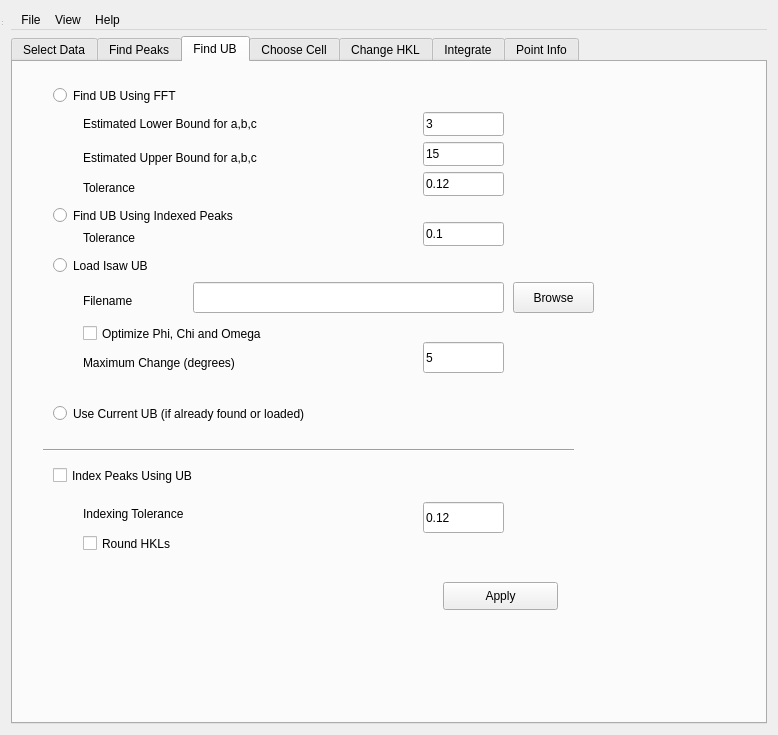
Before: the Qt Designer form Code/Mantid/MantidQt/CustomInterfaces/inc/MantidQtCustomInterfaces/MantidEV.ui in mantidproject/mantid, drawn with Qt 5.
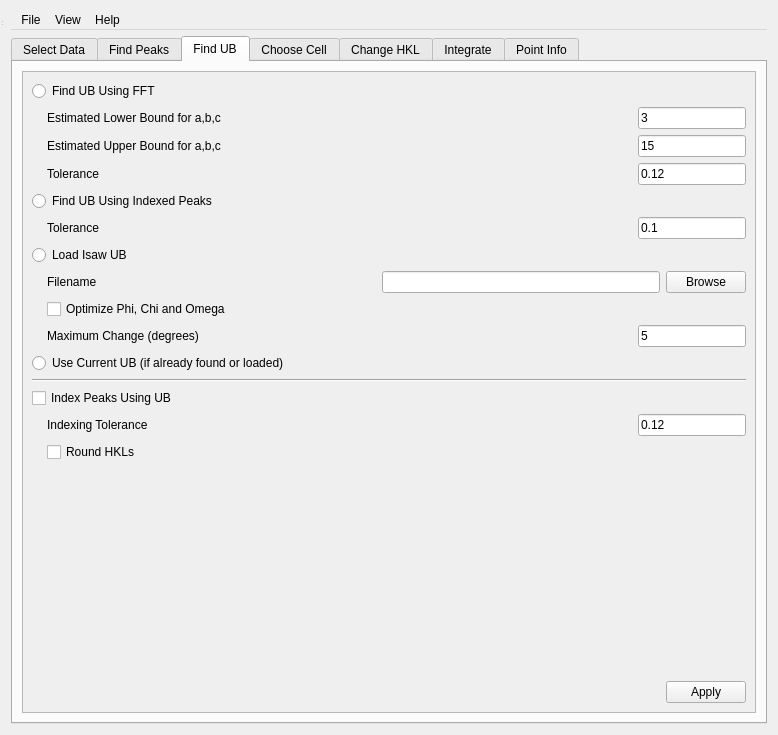
After: the same form once the commit is applied. The open tabs and pages were chosen to show the change.

Commit message: Re #7989. Fixed up the layout of the Find UB tab.

Diff of the .ui file:
```diff
--- a/Code/Mantid/MantidQt/CustomInterfaces/inc/MantidQtCustomInterfaces/MantidEV.ui
+++ b/Code/Mantid/MantidQt/CustomInterfaces/inc/MantidQtCustomInterfaces/MantidEV.ui
@@ -958,15 +958,24 @@
       <attribute name="title">
        <string>Find UB</string>
       </attribute>
+      <layout class="QVBoxLayout" name="verticalLayout_11">
+       <item>
+        <widget class="QScrollArea" name="scrollArea_2">
+         <property name="widgetResizable">
+          <bool>true</bool>
+         </property>
+         <widget class="QWidget" name="scrollAreaWidgetContents_4">
+          <property name="geometry">
+           <rect>
+            <x>0</x>
+            <y>0</y>
+            <width>736</width>
+            <height>631</height>
+           </rect>
+          </property>
+          <layout class="QVBoxLayout" name="verticalLayout_12">
+           <item>
       <widget class="QRadioButton" name="FindUBUsingFFT_rbtn">
-       <property name="geometry">
-        <rect>
-         <x>40</x>
-         <y>20</y>
-         <width>331</width>
-         <height>27</height>
-        </rect>
-       </property>
        <property name="toolTip">
         <string>Find a UB matrix using the&lt;br&gt; FindUBUsingFFT algorithm.  This will produce a UB matrix corresponding to the Niggli reduced cell for the lattice.</string>
        </property>
@@ -974,107 +983,52 @@
         <string>Find UB Using FFT</string>
        </property>
       </widget>
-      <widget class="QRadioButton" name="FindUBUsingIndexedPeaks_rbtn">
-       <property name="geometry">
-        <rect>
-         <x>40</x>
-         <y>140</y>
-         <width>431</width>
-         <height>27</height>
-        </rect>
-       </property>
-       <property name="toolTip">
-        <string>Find the UB matrix using the FindUBUsingIndexedPeaks algorithm.  Specifically, if the&lt;br&gt; peaks in the peaks workspace have already been indexed, find the UB matrix that corresponds to that indexing.</string>
-       </property>
-       <property name="text">
-        <string>Find UB Using Indexed Peaks</string>
-       </property>
-      </widget>
-      <widget class="QRadioButton" name="LoadISAWUB_rbtn">
-       <property name="geometry">
-        <rect>
-         <x>40</x>
-         <y>190</y>
-         <width>271</width>
-         <height>27</height>
-        </rect>
-       </property>
-       <property name="toolTip">
-        <string>Load the UB matrix from a file.</string>
-       </property>
-       <property name="text">
-        <string>Load Isaw UB</string>
-       </property>
-      </widget>
-      <widget class="QPushButton" name="SelectUBFile_btn">
-       <property name="geometry">
-        <rect>
-         <x>500</x>
-         <y>220</y>
-         <width>81</width>
-         <height>31</height>
-        </rect>
-       </property>
-       <property name="toolTip">
-        <string>Browse for the file with the UB matrix.</string>
-       </property>
-       <property name="text">
-        <string>Browse</string>
-       </property>
-      </widget>
-      <widget class="QCheckBox" name="IndexPeaks_ckbx">
-       <property name="geometry">
-        <rect>
-         <x>40</x>
-         <y>400</y>
-         <width>311</width>
-         <height>27</height>
-        </rect>
-       </property>
-       <property name="toolTip">
-        <string>After obtaining the UB&lt;br&gt; matrix, index the peaks using that UB.</string>
-       </property>
-       <property name="text">
-        <string>Index Peaks Using UB</string>
-       </property>
-      </widget>
-      <widget class="QPushButton" name="ApplyFindUB_btn">
-       <property name="geometry">
-        <rect>
-         <x>430</x>
-         <y>520</y>
-         <width>115</width>
-         <height>28</height>
-        </rect>
-       </property>
-       <property name="toolTip">
-        <string>Proceed to actually get the&lt;br&gt; UB matrix and (optionally) index the peaks.</string>
-       </property>
-       <property name="text">
-        <string>Apply</string>
-       </property>
-      </widget>
+           </item>
+           <item>
+            <layout class="QHBoxLayout" name="horizontalLayout_20">
+             <item>
+              <spacer name="horizontalSpacer_28">
+               <property name="orientation">
+                <enum>Qt::Horizontal</enum>
+               </property>
+               <property name="sizeType">
+                <enum>QSizePolicy::Fixed</enum>
+               </property>
+               <property name="sizeHint" stdset="0">
+                <size>
+                 <width>15</width>
+                 <height>0</height>
+                </size>
+               </property>
+              </spacer>
+             </item>
+             <item>
       <widget class="QLabel" name="MinD_lbl">
-       <property name="geometry">
-        <rect>
-         <x>70</x>
-         <y>50</y>
-         <width>331</width>
-         <height>24</height>
-        </rect>
-       </property>
        <property name="text">
         <string>Estimated Lower Bound for a,b,c</string>
        </property>
       </widget>
+             </item>
+             <item>
+              <spacer name="horizontalSpacer_29">
+               <property name="orientation">
+                <enum>Qt::Horizontal</enum>
+               </property>
+               <property name="sizeHint" stdset="0">
+                <size>
+                 <width>40</width>
+                 <height>20</height>
+                </size>
+               </property>
+              </spacer>
+             </item>
+             <item>
       <widget class="QLineEdit" name="MinD_ledt">
-       <property name="geometry">
-        <rect>
-         <x>410</x>
-         <y>50</y>
-         <width>81</width>
-         <height>24</height>
-        </rect>
+               <property name="sizePolicy">
+                <sizepolicy hsizetype="Fixed" vsizetype="Fixed">
+                 <horstretch>0</horstretch>
+                 <verstretch>0</verstretch>
+                </sizepolicy>
        </property>
        <property name="toolTip">
         <string>Set this to a value that is&lt;br&gt; about 50%-90% of the shortest real space edge length, in Angstroms.</string>
@@ -1083,43 +1037,110 @@
         <string>3</string>
        </property>
       </widget>
-      <widget class="QLineEdit" name="MaxD_ledt">
-       <property name="geometry">
-        <rect>
-         <x>410</x>
-         <y>80</y>
-         <width>81</width>
-         <height>24</height>
-        </rect>
-       </property>
-       <property name="toolTip">
-        <string>Set this to a value that is&lt;br&gt; about 110%-150% of the longest real space edge length, in Angstroms.</string>
-       </property>
-       <property name="text">
-        <string>15</string>
-       </property>
-      </widget>
+             </item>
+            </layout>
+           </item>
+           <item>
+            <layout class="QHBoxLayout" name="horizontalLayout_21">
+             <item>
+              <spacer name="horizontalSpacer_27">
+               <property name="orientation">
+                <enum>Qt::Horizontal</enum>
+               </property>
+               <property name="sizeType">
+                <enum>QSizePolicy::Fixed</enum>
+               </property>
+               <property name="sizeHint" stdset="0">
+                <size>
+                 <width>15</width>
+                 <height>0</height>
+                </size>
+               </property>
+              </spacer>
+             </item>
+             <item>
       <widget class="QLabel" name="MaxD_lbl">
-       <property name="geometry">
-        <rect>
-         <x>70</x>
-         <y>80</y>
-         <width>331</width>
-         <height>31</height>
-        </rect>
-       </property>
        <property name="text">
         <string>Estimated Upper Bound for a,b,c</string>
        </property>
       </widget>
+             </item>
+             <item>
+              <spacer name="horizontalSpacer_30">
+               <property name="orientation">
+                <enum>Qt::Horizontal</enum>
+               </property>
+               <property name="sizeHint" stdset="0">
+                <size>
+                 <width>40</width>
+                 <height>20</height>
+                </size>
+               </property>
+              </spacer>
+             </item>
+             <item>
+              <widget class="QLineEdit" name="MaxD_ledt">
+               <property name="sizePolicy">
+                <sizepolicy hsizetype="Fixed" vsizetype="Fixed">
+                 <horstretch>0</horstretch>
+                 <verstretch>0</verstretch>
+                </sizepolicy>
+               </property>
+               <property name="toolTip">
+                <string>Set this to a value that is&lt;br&gt; about 110%-150% of the longest real space edge length, in Angstroms.</string>
+               </property>
+               <property name="text">
+                <string>15</string>
+               </property>
+              </widget>
+             </item>
+            </layout>
+           </item>
+           <item>
+            <layout class="QHBoxLayout" name="horizontalLayout_22">
+             <item>
+              <spacer name="horizontalSpacer_26">
+               <property name="orientation">
+                <enum>Qt::Horizontal</enum>
+               </property>
+               <property name="sizeType">
+                <enum>QSizePolicy::Fixed</enum>
+               </property>
+               <property name="sizeHint" stdset="0">
+                <size>
+                 <width>15</width>
+                 <height>0</height>
+                </size>
+               </property>
+              </spacer>
+             </item>
+             <item>
+              <widget class="QLabel" name="FFTTolerance_lbl">
+               <property name="text">
+                <string>Tolerance</string>
+               </property>
+              </widget>
+             </item>
+             <item>
+              <spacer name="horizontalSpacer_31">
+               <property name="orientation">
+                <enum>Qt::Horizontal</enum>
+               </property>
+               <property name="sizeHint" stdset="0">
+                <size>
+                 <width>40</width>
+                 <height>20</height>
+                </size>
+               </property>
+              </spacer>
+             </item>
+             <item>
       <widget class="QLineEdit" name="FFTTolerance_ledt">
-       <property name="geometry">
-        <rect>
-         <x>410</x>
-         <y>110</y>
-         <width>81</width>
-         <height>24</height>
-        </rect>
+               <property name="sizePolicy">
+                <sizepolicy hsizetype="Fixed" vsizetype="Fixed">
+                 <horstretch>0</horstretch>
+                 <verstretch>0</verstretch>
+                </sizepolicy>
        </property>
        <property name="toolTip">
         <string>Maximum distance of h,k or l from integer values to&lt;br&gt; consider a peak to be indexed.</string>
@@ -1128,14 +1149,64 @@
         <string>0.12</string>
        </property>
       </widget>
+             </item>
+            </layout>
+           </item>
+           <item>
+            <widget class="QRadioButton" name="FindUBUsingIndexedPeaks_rbtn">
+             <property name="toolTip">
+              <string>Find the UB matrix using the FindUBUsingIndexedPeaks algorithm.  Specifically, if the&lt;br&gt; peaks in the peaks workspace have already been indexed, find the UB matrix that corresponds to that indexing.</string>
+             </property>
+             <property name="text">
+              <string>Find UB Using Indexed Peaks</string>
+             </property>
+            </widget>
+           </item>
+           <item>
+            <layout class="QHBoxLayout" name="horizontalLayout_23">
+             <item>
+              <spacer name="horizontalSpacer_25">
+               <property name="orientation">
+                <enum>Qt::Horizontal</enum>
+               </property>
+               <property name="sizeType">
+                <enum>QSizePolicy::Fixed</enum>
+               </property>
+               <property name="sizeHint" stdset="0">
+                <size>
+                 <width>15</width>
+                 <height>0</height>
+                </size>
+               </property>
+              </spacer>
+             </item>
+             <item>
+              <widget class="QLabel" name="IndexedPeaksTolerance_lbl">
+               <property name="text">
+                <string>Tolerance</string>
+               </property>
+              </widget>
+             </item>
+             <item>
+              <spacer name="horizontalSpacer_32">
+               <property name="orientation">
+                <enum>Qt::Horizontal</enum>
+               </property>
+               <property name="sizeHint" stdset="0">
+                <size>
+                 <width>40</width>
+                 <height>20</height>
+                </size>
+               </property>
+              </spacer>
+             </item>
+             <item>
       <widget class="QLineEdit" name="IndexedPeaksTolerance_ledt">
-       <property name="geometry">
-        <rect>
-         <x>410</x>
-         <y>160</y>
-         <width>81</width>
-         <height>24</height>
-        </rect>
+               <property name="sizePolicy">
+                <sizepolicy hsizetype="Fixed" vsizetype="Fixed">
+                 <horstretch>0</horstretch>
+                 <verstretch>0</verstretch>
+                </sizepolicy>
        </property>
        <property name="toolTip">
         <string>Maximum distance of h,k or l from integer values to&lt;br&gt; consider a peak to be indexed.</string>
@@ -1144,28 +1215,99 @@
         <string>0.1</string>
        </property>
       </widget>
-      <widget class="QLabel" name="FFTTolerance_lbl">
-       <property name="geometry">
-        <rect>
-         <x>70</x>
-         <y>110</y>
-         <width>331</width>
-         <height>31</height>
-        </rect>
+             </item>
+            </layout>
+           </item>
+           <item>
+            <widget class="QRadioButton" name="LoadISAWUB_rbtn">
+             <property name="toolTip">
+              <string>Load the UB matrix from a file.</string>
        </property>
        <property name="text">
-        <string>Tolerance</string>
-       </property>
-      </widget>
+              <string>Load Isaw UB</string>
+             </property>
+            </widget>
+           </item>
+           <item>
+            <layout class="QHBoxLayout" name="horizontalLayout_24">
+             <item>
+              <spacer name="horizontalSpacer_24">
+               <property name="orientation">
+                <enum>Qt::Horizontal</enum>
+               </property>
+               <property name="sizeType">
+                <enum>QSizePolicy::Fixed</enum>
+               </property>
+               <property name="sizeHint" stdset="0">
+                <size>
+                 <width>15</width>
+                 <height>0</height>
+                </size>
+               </property>
+              </spacer>
+             </item>
+             <item>
+              <widget class="QLabel" name="SelectUBFile_lbl">
+               <property name="text">
+                <string>Filename</string>
+               </property>
+              </widget>
+             </item>
+             <item>
+              <spacer name="horizontalSpacer_33">
+               <property name="orientation">
+                <enum>Qt::Horizontal</enum>
+               </property>
+               <property name="sizeType">
+                <enum>QSizePolicy::MinimumExpanding</enum>
+               </property>
+               <property name="sizeHint" stdset="0">
+                <size>
+                 <width>40</width>
+                 <height>20</height>
+                </size>
+               </property>
+              </spacer>
+             </item>
+             <item>
+              <widget class="QLineEdit" name="SelectUBFile_ledt">
+               <property name="toolTip">
+                <string>Name of the file with the UB matrix.</string>
+               </property>
+              </widget>
+             </item>
+             <item>
+              <widget class="QPushButton" name="SelectUBFile_btn">
+               <property name="toolTip">
+                <string>Browse for the file with the UB matrix.</string>
+               </property>
+               <property name="text">
+                <string>Browse</string>
+               </property>
+              </widget>
+             </item>
+            </layout>
+           </item>
+           <item>
+            <layout class="QHBoxLayout" name="horizontalLayout_31">
+             <item>
+              <spacer name="horizontalSpacer_23">
+               <property name="orientation">
+                <enum>Qt::Horizontal</enum>
+               </property>
+               <property name="sizeType">
+                <enum>QSizePolicy::Fixed</enum>
+               </property>
+               <property name="sizeHint" stdset="0">
+                <size>
+                 <width>15</width>
+                 <height>0</height>
+                </size>
+               </property>
+              </spacer>
+             </item>
+             <item>
       <widget class="QCheckBox" name="OptimizeGoniometerAngles_ckbx">
-       <property name="geometry">
-        <rect>
-         <x>70</x>
-         <y>260</y>
-         <width>361</width>
-         <height>23</height>
-        </rect>
-       </property>
        <property name="toolTip">
         <string>Optimize the goniometer&lt;br&gt; angles, to index the peaks as accurately as possible using the UB matrix that was loaded.</string>
        </property>
@@ -1173,27 +1315,54 @@
         <string>Optimize Phi, Chi and Omega</string>
        </property>
       </widget>
+             </item>
+            </layout>
+           </item>
+           <item>
+            <layout class="QHBoxLayout" name="horizontalLayout_25">
+             <item>
+              <spacer name="horizontalSpacer_22">
+               <property name="orientation">
+                <enum>Qt::Horizontal</enum>
+               </property>
+               <property name="sizeType">
+                <enum>QSizePolicy::Fixed</enum>
+               </property>
+               <property name="sizeHint" stdset="0">
+                <size>
+                 <width>15</width>
+                 <height>0</height>
+                </size>
+               </property>
+              </spacer>
+             </item>
+             <item>
       <widget class="QLabel" name="MaxGoniometerChange_lbl">
-       <property name="geometry">
-        <rect>
-         <x>70</x>
-         <y>290</y>
-         <width>301</width>
-         <height>22</height>
-        </rect>
-       </property>
        <property name="text">
         <string>Maximum Change (degrees)</string>
        </property>
       </widget>
+             </item>
+             <item>
+              <spacer name="horizontalSpacer_34">
+               <property name="orientation">
+                <enum>Qt::Horizontal</enum>
+               </property>
+               <property name="sizeHint" stdset="0">
+                <size>
+                 <width>40</width>
+                 <height>20</height>
+                </size>
+               </property>
+              </spacer>
+             </item>
+             <item>
       <widget class="QLineEdit" name="MaxGoniometerChange_ledt">
-       <property name="geometry">
-        <rect>
-         <x>410</x>
-         <y>280</y>
-         <width>81</width>
-         <height>31</height>
-        </rect>
+               <property name="sizePolicy">
+                <sizepolicy hsizetype="Fixed" vsizetype="Fixed">
+                 <horstretch>0</horstretch>
+                 <verstretch>0</verstretch>
+                </sizepolicy>
        </property>
        <property name="toolTip">
         <string>Maximum number of degrees that CHI, PHI&lt;br&gt; or OMEGA can be changed.</string>
@@ -1202,27 +1371,89 @@
         <string>5</string>
        </property>
       </widget>
+             </item>
+            </layout>
+           </item>
+           <item>
+            <layout class="QHBoxLayout" name="horizontalLayout_30">
+             <item>
+              <widget class="QRadioButton" name="UseCurrentUB_rbtn">
+               <property name="toolTip">
+                <string>If the peaks workspace&lt;br&gt; already has a UB matrix, just use that UB.</string>
+               </property>
+               <property name="text">
+                <string>Use Current UB (if already found or loaded)</string>
+               </property>
+              </widget>
+             </item>
+            </layout>
+           </item>
+           <item>
+            <widget class="Line" name="line">
+             <property name="orientation">
+              <enum>Qt::Horizontal</enum>
+             </property>
+            </widget>
+           </item>
+           <item>
+            <layout class="QHBoxLayout" name="horizontalLayout_29">
+             <item>
+              <widget class="QCheckBox" name="IndexPeaks_ckbx">
+               <property name="toolTip">
+                <string>After obtaining the UB&lt;br&gt; matrix, index the peaks using that UB.</string>
+               </property>
+               <property name="text">
+                <string>Index Peaks Using UB</string>
+               </property>
+              </widget>
+             </item>
+            </layout>
+           </item>
+           <item>
+            <layout class="QHBoxLayout" name="horizontalLayout_26">
+             <item>
+              <spacer name="horizontalSpacer_20">
+               <property name="orientation">
+                <enum>Qt::Horizontal</enum>
+               </property>
+               <property name="sizeType">
+                <enum>QSizePolicy::Fixed</enum>
+               </property>
+               <property name="sizeHint" stdset="0">
+                <size>
+                 <width>15</width>
+                 <height>0</height>
+                </size>
+               </property>
+              </spacer>
+             </item>
+             <item>
       <widget class="QLabel" name="IndexingTolerance_lbl">
-       <property name="geometry">
-        <rect>
-         <x>70</x>
-         <y>440</y>
-         <width>271</width>
-         <height>24</height>
-        </rect>
-       </property>
        <property name="text">
         <string>Indexing Tolerance</string>
        </property>
       </widget>
+             </item>
+             <item>
+              <spacer name="horizontalSpacer_35">
+               <property name="orientation">
+                <enum>Qt::Horizontal</enum>
+               </property>
+               <property name="sizeHint" stdset="0">
+                <size>
+                 <width>40</width>
+                 <height>20</height>
+                </size>
+               </property>
+              </spacer>
+             </item>
+             <item>
       <widget class="QLineEdit" name="IndexingTolerance_ledt">
-       <property name="geometry">
-        <rect>
-         <x>410</x>
-         <y>440</y>
-         <width>81</width>
-         <height>31</height>
-        </rect>
+               <property name="sizePolicy">
+                <sizepolicy hsizetype="Fixed" vsizetype="Fixed">
+                 <horstretch>0</horstretch>
+                 <verstretch>0</verstretch>
+                </sizepolicy>
        </property>
        <property name="toolTip">
         <string>Only set the h,k,l values on peaks for which the maximum distance of h,k or l from integer values&lt;br&gt; is less than this tolerance.</string>
@@ -1231,15 +1462,29 @@
         <string>0.12</string>
        </property>
       </widget>
+             </item>
+            </layout>
+           </item>
+           <item>
+            <layout class="QHBoxLayout" name="horizontalLayout_28">
+             <item>
+              <spacer name="horizontalSpacer_21">
+               <property name="orientation">
+                <enum>Qt::Horizontal</enum>
+               </property>
+               <property name="sizeType">
+                <enum>QSizePolicy::Fixed</enum>
+               </property>
+               <property name="sizeHint" stdset="0">
+                <size>
+                 <width>15</width>
+                 <height>0</height>
+                </size>
+               </property>
+              </spacer>
+             </item>
+             <item>
       <widget class="QCheckBox" name="RoundHKLs_ckbx">
-       <property name="geometry">
-        <rect>
-         <x>70</x>
-         <y>470</y>
-         <width>283</width>
-         <height>23</height>
-        </rect>
-       </property>
        <property name="toolTip">
         <string>Round the h,k,l values to the nearest integer.</string>
        </property>
@@ -1247,74 +1492,56 @@
         <string>Round HKLs</string>
        </property>
       </widget>
-      <widget class="Line" name="line">
-       <property name="geometry">
-        <rect>
-         <x>30</x>
-         <y>380</y>
-         <width>531</width>
-         <height>16</height>
-        </rect>
-       </property>
+             </item>
+            </layout>
+           </item>
+           <item>
+            <spacer name="verticalSpacer_3">
+             <property name="orientation">
+              <enum>Qt::Vertical</enum>
+             </property>
+             <property name="sizeHint" stdset="0">
+              <size>
+               <width>20</width>
+               <height>40</height>
+              </size>
+             </property>
+            </spacer>
+           </item>
+           <item>
+            <layout class="QHBoxLayout" name="horizontalLayout_27">
+             <item>
+              <spacer name="horizontalSpacer_19">
        <property name="orientation">
         <enum>Qt::Horizontal</enum>
        </property>
-      </widget>
-      <widget class="QLineEdit" name="SelectUBFile_ledt">
-       <property name="geometry">
-        <rect>
-         <x>180</x>
-         <y>220</y>
-         <width>311</width>
-         <height>31</height>
-        </rect>
-       </property>
+               <property name="sizeHint" stdset="0">
+                <size>
+                 <width>40</width>
+                 <height>20</height>
+                </size>
+               </property>
+              </spacer>
+             </item>
+             <item>
+              <widget class="QPushButton" name="ApplyFindUB_btn">
        <property name="toolTip">
-        <string>Name of the file with the UB matrix.</string>
-       </property>
-      </widget>
-      <widget class="QLabel" name="SelectUBFile_lbl">
-       <property name="geometry">
-        <rect>
-         <x>70</x>
-         <y>230</y>
-         <width>101</width>
-         <height>18</height>
-        </rect>
-       </property>
+                <string>Proceed to actually get the&lt;br&gt; UB matrix and (optionally) index the peaks.</string>
+               </property>
        <property name="text">
-        <string>Filename</string>
-       </property>
-      </widget>
-      <widget class="QRadioButton" name="UseCurrentUB_rbtn">
-       <property name="geometry">
-        <rect>
-         <x>40</x>
-         <y>340</y>
-         <width>521</width>
-         <height>23</height>
-        </rect>
-       </property>
-       <property name="toolTip">
-        <string>If the peaks workspace&lt;br&gt; already has a UB matrix, just use that UB.</string>
-       </property>
-       <property name="text">
-        <string>Use Current UB (if already found or loaded)</string>
-       </property>
-      </widget>
-      <widget class="QLabel" name="IndexedPeaksTolerance_lbl">
-       <property name="geometry">
-        <rect>
-         <x>70</x>
-         <y>160</y>
-         <width>331</width>
-         <height>31</height>
-        </rect>
-       </property>
-       <property name="text">
-        <string>Tolerance</string>
-       </property>
-      </widget>
+                <string>Apply</string>
+               </property>
+              </widget>
+             </item>
+            </layout>
+           </item>
+          </layout>
+         </widget>
+        </widget>
+       </item>
+      </layout>
+      <zorder>MinD_lbl</zorder>
+      <zorder>scrollArea_2</zorder>
      </widget>
      <widget class="QWidget" name="ChooseCell">
       <attribute name="title">
```
Left out of the diff: 2 changed lines with no effect on the pictures. Lines whose indentation alone changed are shown as unchanged.
